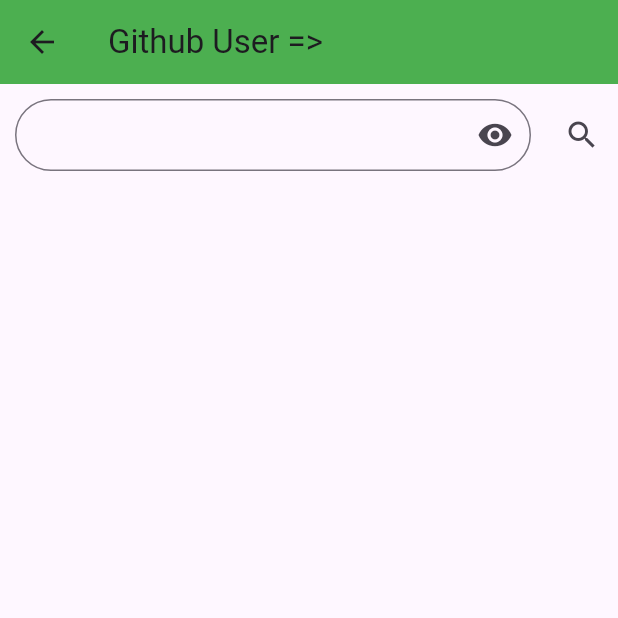
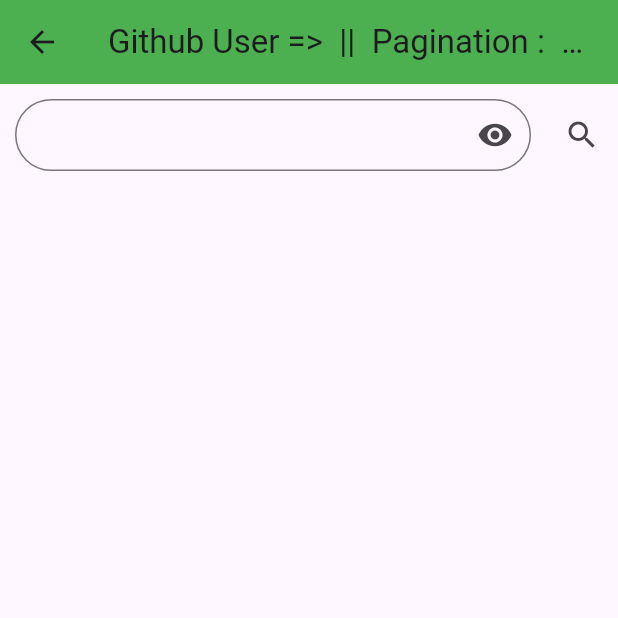
Before and after one commit to Dakarmo/flutter_app_scratch, a Flutter app: the UserView screen opened by its route, after a tap on the "search" icon, on a phone screen of 412 x 824 dp, the top half of it. Run offline on Flutter 3.47's test engine with Material 3 defaults, Android fonts, the phone set to English and light mode, and no system bars; network calls fail.

Commit message:
envoie de request http pour la recherche d'un utilisateur github.

```diff
--- a/lib/views/user.view.dart
+++ b/lib/views/user.view.dart
@@ -1,5 +1,7 @@
+import 'dart:convert';
+
 import 'package:flutter/material.dart';
-
+import 'package:http/http.dart' as http;
 
 class UserView extends StatefulWidget {
 
@@ -9,17 +11,38 @@ class UserView extends StatefulWidget {
 
 class _UserViewState extends State<UserView> {
 
- String query = '';
- bool notVisible = false;
+  String query = '';
+  bool notVisible = false;
+  TextEditingController queryTextEditingController = TextEditingController();
+  dynamic data;
+  int currentPage=0;
+  int totalPage=0;
+  int pageSize=20;
 
-  TextEditingController queryTextEditingController = TextEditingController();
+void _search(String query) {
+    final url = Uri.parse("https://api.github.com/search/users?q=$query&per_page=$pageSize&page=$totalPage");
+    http.get(url)
+      .then((response) {
+        setState(() {
+          data = json.decode(response.body);
+          if(data['total_count'] % pageSize == 0){
 
+            totalPage = data['total_count']~/pageSize;
+          }else{
+            totalPage = (data['total_count']~/pageSize )+ 1;
+          }
+        });
+      })
+      .catchError((err){
+        print(err);
+    });
+  }
   @override
   Widget build(BuildContext context) {
     return   Scaffold(
       // drawer: MyDrawer(),
       appBar: AppBar(
-        title:  Text('Github User => $query'),
+        title:  Text('Github User => $query ||  Pagination :  $currentPage / $totalPage'),
       ),
       body:   Center(
         // child: Text(
@@ -72,12 +95,42 @@ class _UserViewState extends State<UserView> {
                 onPressed: () {
                    setState(() {
                      query = queryTextEditingController.text;
+                     _search(query);
                    });
 
                 },
                 icon: const Icon(Icons.search, )
               )
             ],
+          ),
+          Expanded(
+            child: ListView.builder(
+              itemCount: (data==null) ? 0 : data['items'].length,
+              itemBuilder: (context, index) {
+
+                return ListTile(
+                  title: Row(
+                    mainAxisAlignment: MainAxisAlignment.spaceBetween,
+                    children: [
+                      Row(
+                        children: [
+                          CircleAvatar(
+                            backgroundImage: NetworkImage(data['items'][index]['avatar_url']),
+                            radius: 20,
+                          ),
+                          const SizedBox(width: 10, ),
+                          Text("${data['items'][index]['login']}"),
+                        ],
+                      ),
+                      CircleAvatar(
+                        child: Text("${data['items'][index]['score']}"),
+                            // radius: 10,
+                      )
+                    ],
+                  ),
+                );
+
+              }),
           )
       ],
       )
@@ -85,4 +138,6 @@ class _UserViewState extends State<UserView> {
       ),
     );
   }
+
+
 }
--- a/pubspec.yaml
+++ b/pubspec.yaml
@@ -30,6 +30,7 @@ environment:
 dependencies:
   flutter:
     sdk: flutter
+  http:
 
 
   # The following adds the Cupertino Icons font to your application.
```
